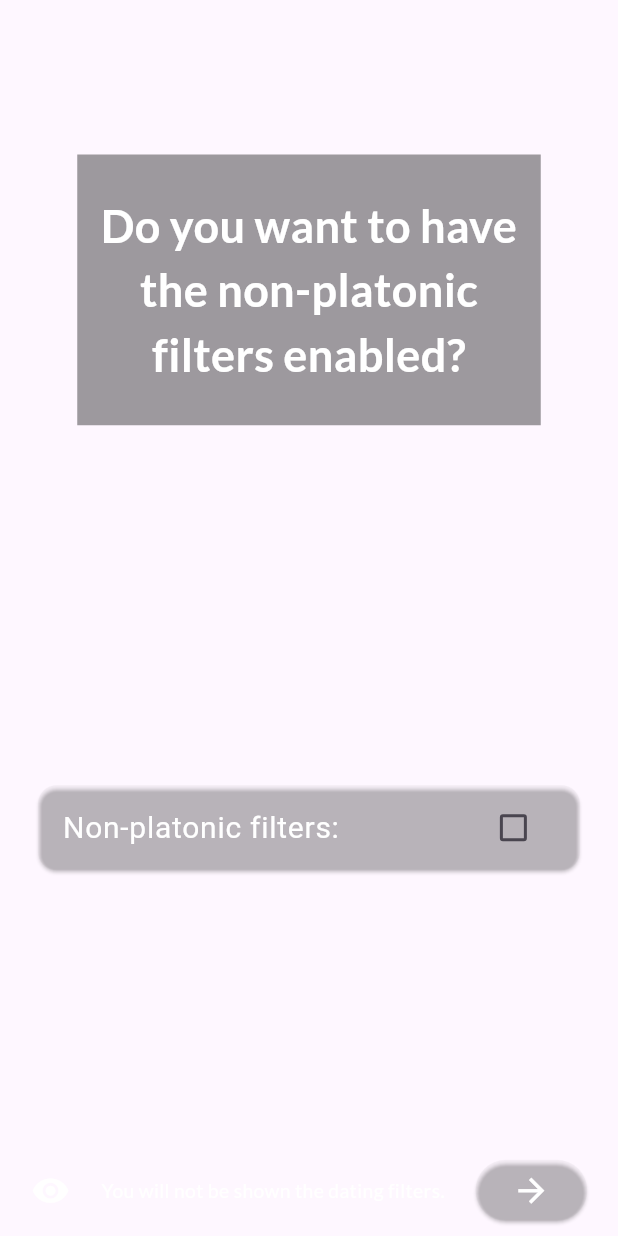
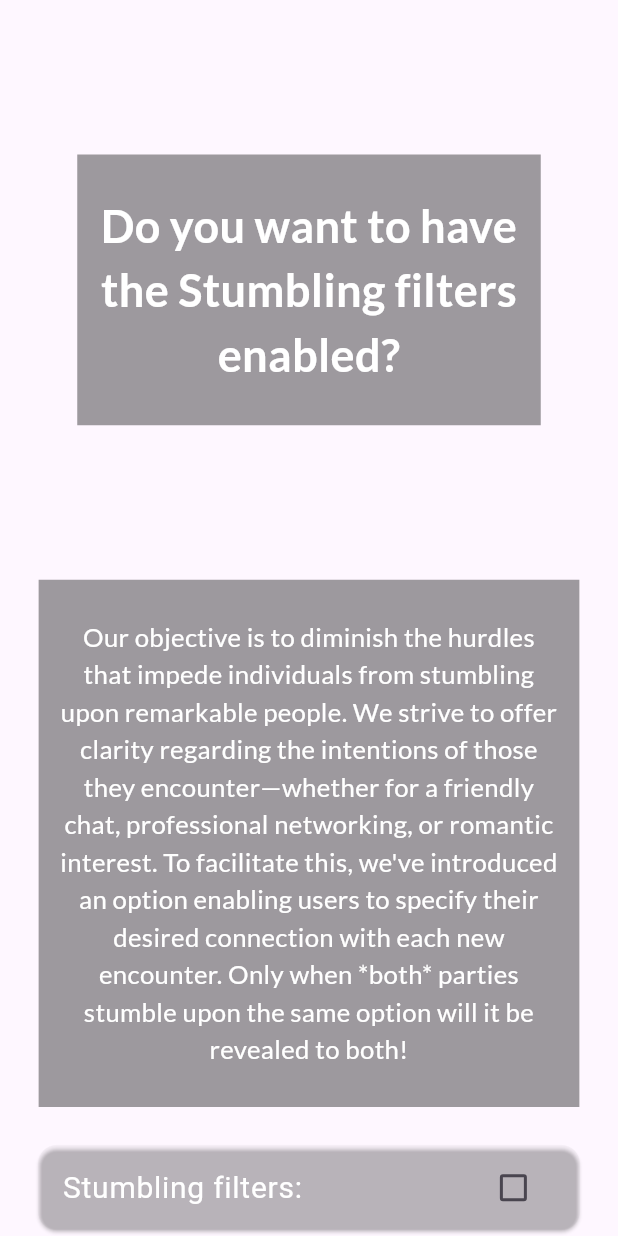
Before and after one commit to sarthakagrawal927/stumble-app, a Flutter app: the NicheSelectionColumn widget shown alone on an empty page, opened directly with empty values, on a phone screen of 412 x 824 dp. Run offline on Flutter 3.47's test engine with Material 3 defaults, Android fonts, the phone set to English and light mode, and no system bars; drawn by our look-alikes of showcaseview; our stand-ins replace cached_network_image, dio, firebase_core, firebase_crashlytics, firebase_messaging, flutter_otp_text_field and 9 more; missing offline and left inert: age_calculator, chucker_flutter, floating_bubbles; accounts and stored records are empty; network calls fail.

Commit message:
Added more details to niche selection screen, and replaced nomenclature of filters.

```diff
--- a/lib/utils/call_api.dart
+++ b/lib/utils/call_api.dart
@@ -390,8 +390,8 @@ Future<bool> verifyPhotoAPI(File photo) async {
 
     var response =
         await dio.post(getApiEndpoint(ApiType.verifyPhoto), data: formData);
-    final data = response.data["verified"];
-    return data["isVerified"];
+    final data = response.data["data"] as Map<String, dynamic>;
+    return data["photo_verified"];
   } catch (err) {
     debugPrint(err.toString());
     rethrow;
--- a/lib/widgets/new_account_screen_widgets/niche_selection_column_widget.dart
+++ b/lib/widgets/new_account_screen_widgets/niche_selection_column_widget.dart
@@ -23,20 +23,40 @@ class _NicheSelectionColumnState extends State<NicheSelectionColumn> {
     return Column(
       children: [
         const ScreenHeadingWidget(
-            "Do you want to have the non-platonic filters enabled?"),
+            "Do you want to have the Stumbling filters enabled?"),
+        Container(
+          color: Colors.black38,
+          margin: EdgeInsets.symmetric(
+            horizontal: marginWidth16(context),
+          ),
+        child: Padding(
+            padding: EdgeInsets.symmetric(
+            vertical: marginHeight32(context),
+            horizontal: marginWidth32(context),
+          ),
+          child: Text(
+              textAlign: TextAlign.center,
+              "Our objective is to diminish the hurdles that impede individuals from stumbling upon remarkable people. We strive to offer clarity regarding the intentions of those they encounter—whether for a friendly chat, professional networking, or romantic interest. To facilitate this, we've introduced an option enabling users to specify their desired connection with each new encounter. Only when *both* parties stumble upon the same option will it be revealed to both!",
+            style: TextStyle(
+              color: whiteColor,
+              fontSize: marginWidth24(context)
+            ),
+            ),
+        ),
+        ),
         Consumer<Profile>(
           builder: (context, value, child) => Card(
             margin: EdgeInsets.only(
               left: marginWidth16(context),
               right: marginWidth16(context),
-              top: MediaQuery.of(context).size.height / 6,
+              top: marginHeight32(context),
             ),
             color: Colors.transparent,
             child: Theme(
               data: ThemeData(unselectedWidgetColor: Colors.white),
               child: CheckboxListTile(
                 title: const Text(
-                  'Non-platonic filters: ',
+                  'Stumbling filters: ',
                   style: TextStyle(
                     color: Colors.white,
                     fontSize: 20,
@@ -52,7 +72,7 @@ class _NicheSelectionColumnState extends State<NicheSelectionColumn> {
             ),
           ),
         ),
-        ScreenGoToNextPageRow("You will not be shown the dating filters.", "",
+        ScreenGoToNextPageRow("Know exactly what each stumbler seeks from you!", "",
             () {
           Provider.of<FirstScreenStateProviders>(context, listen: false)
               .setNextScreenActive();
```
